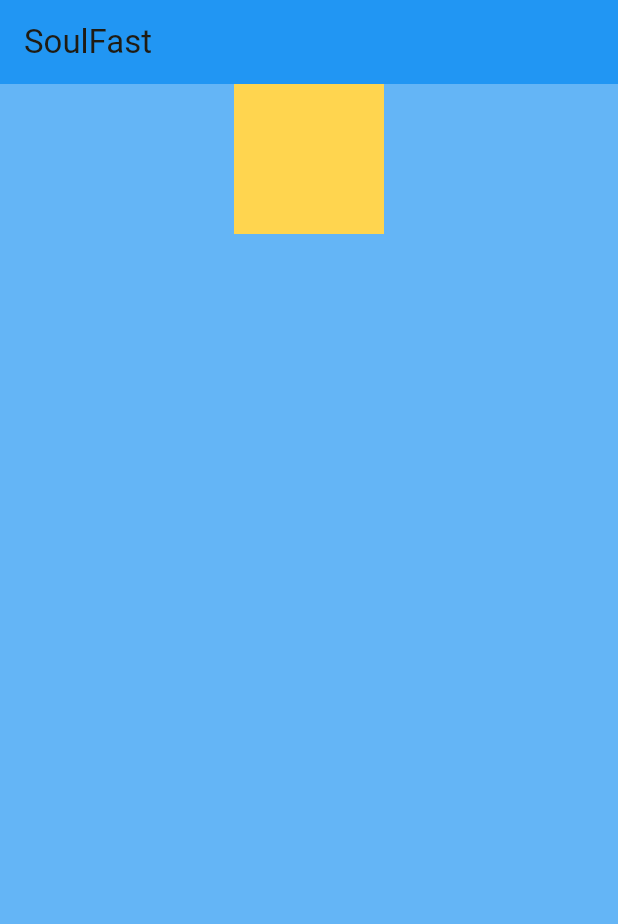
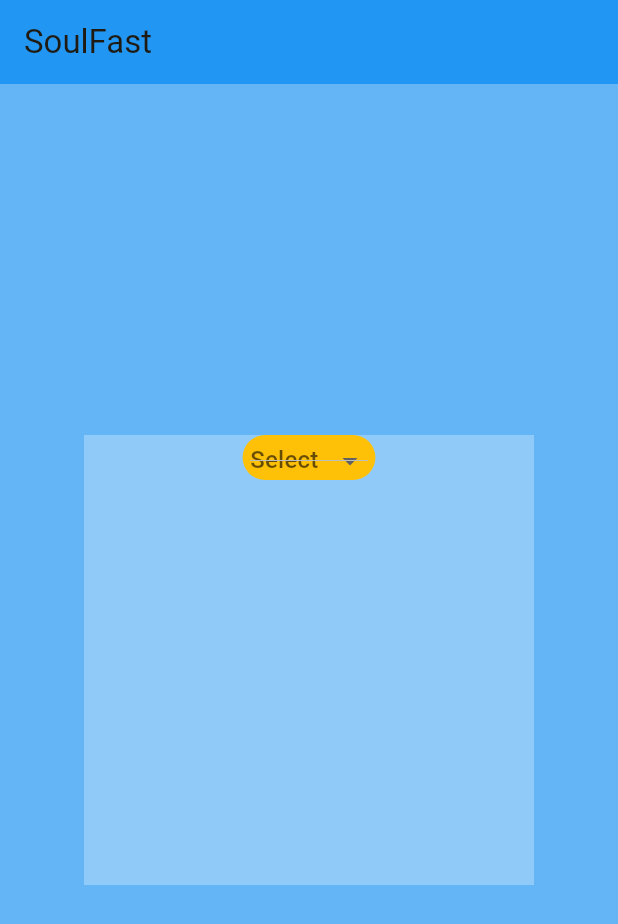
Before and after one commit to ilhamafandi21/soul-fast, a Flutter app: the screen it shows after launch, on a phone screen of 412 x 824 dp. Shown: the top 924 px of the screen. Run offline on Flutter 3.47's test engine with Material 3 defaults, Android fonts, the phone set to English and light mode, and no system bars.

Commit message:
07 Nov 2025

```diff
--- a/lib/pages/home.dart
+++ b/lib/pages/home.dart
@@ -9,9 +9,15 @@ class Home extends StatefulWidget {
 }
 
 class _HomeState extends State<Home> {
-
-
-
+  String? selectedFasting;
+  List<String> variantFasting = [
+    '16/8',
+    '18/6',
+    '24 Jam',
+    '36 Jam',
+    '48 Jam',
+    '72 Jam',
+  ];
 
   String formatTime(int remainingSecond) {
     final hours = remainingSecond ~/ 3600;
@@ -25,24 +31,46 @@ class _HomeState extends State<Home> {
   @override
   Widget build(BuildContext context) {
     return Scaffold(
-      appBar: AppBar(
-        title: Text('SoulFast'),
-        backgroundColor: Colors.blue,
-      ),
+      appBar: AppBar(title: Text('SoulFast'), backgroundColor: Colors.blue),
       body: Container(
         width: double.infinity,
-        decoration: BoxDecoration(
-          color: Colors.blue[300],
-        ),
+        decoration: BoxDecoration(color: Colors.blue[300]),
         child: Column(
+          mainAxisAlignment: MainAxisAlignment.center,
           children: [
             Container(
-              height: 100,
-              width: 100,
-              decoration: BoxDecoration(
-                color: Colors.amber[300],
+              height: 300,
+              width: 300,
+              decoration: BoxDecoration(color: Colors.blue[200]),
+              child: Column(
+                children: [
+                  Container(
+                    height: 30,
+                    padding: EdgeInsets.all(5),
+                    decoration: BoxDecoration(
+                      color: Colors.amber,
+                      borderRadius: BorderRadius.circular(50)
+                    ),
+                    child: DropdownButton<String>(
+                      borderRadius: BorderRadius.circular(50),
+                      value: selectedFasting,
+                      hint: Text('Select'),
+                      items: variantFasting.map((value) {
+                        return DropdownMenuItem<String>(
+                          value: value,
+                          child: Text(value),
+                        );
+                      }).toList(),
+                      onChanged: (e) {
+                        setState(() {
+                          selectedFasting = e;
+                        });
+                      },
+                    ),
+                  ),
+                ],
               ),
-            )
+            ),
           ],
         ),
       ),
```
